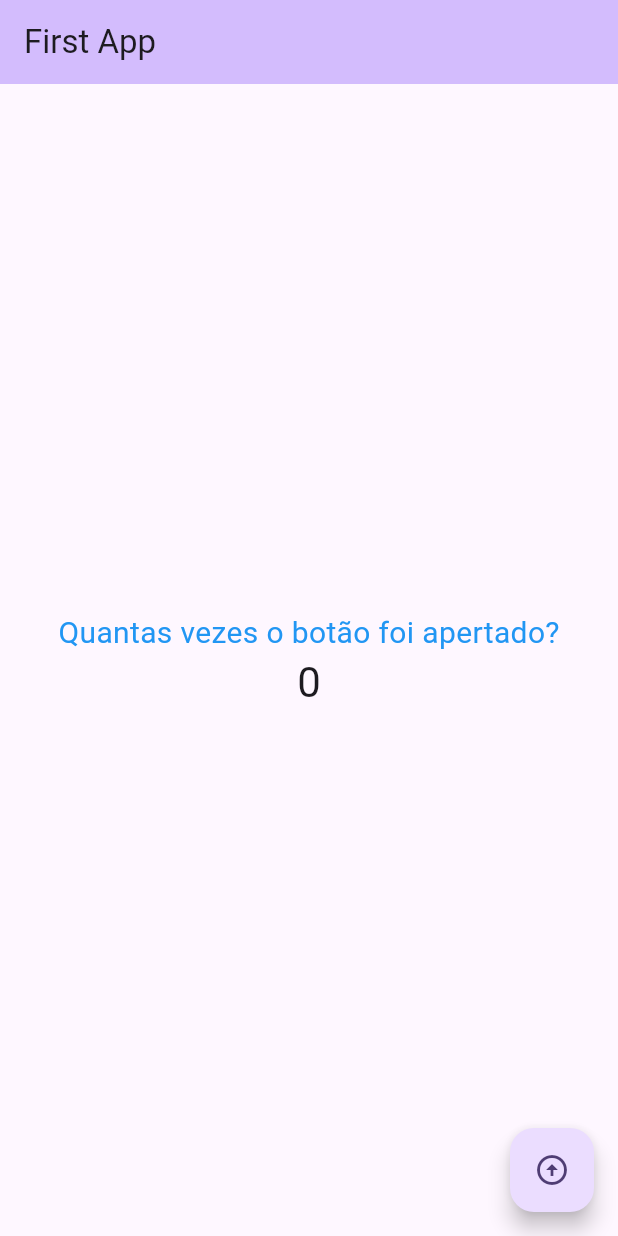
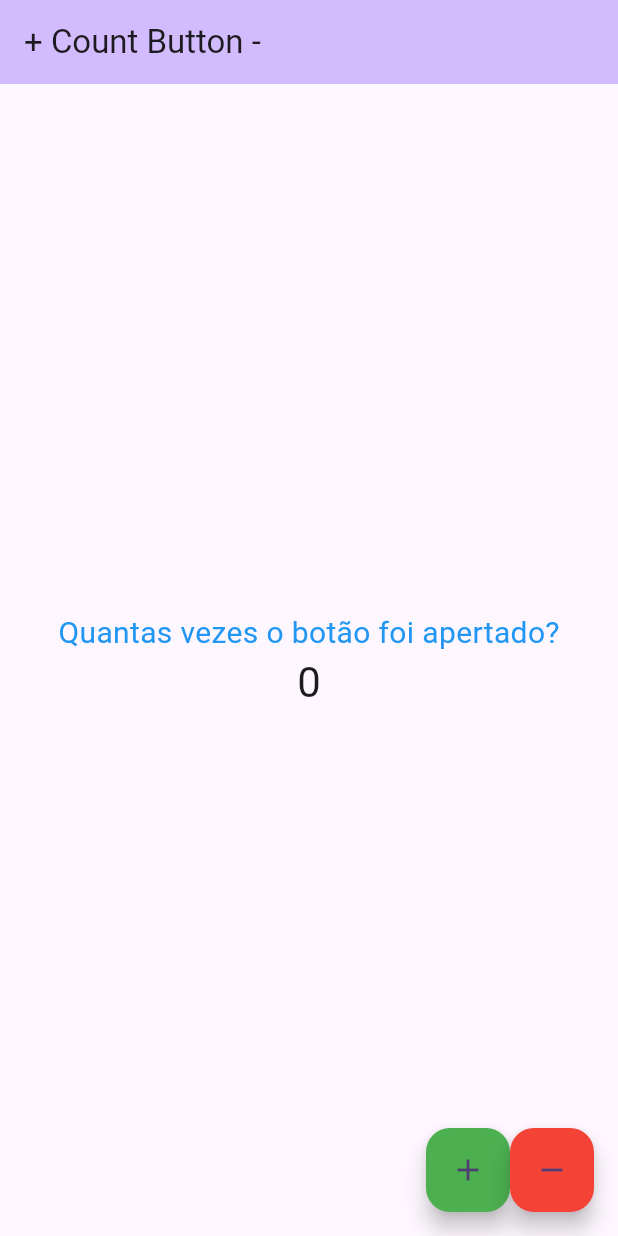
Before and after one commit to rafaelxb/firstapp, a Flutter app: the screen it shows after launch, on a phone screen of 412 x 824 dp. Run offline on Flutter 3.47's test engine with Material 2 defaults, Android fonts, the phone set to English and light mode, and no system bars.

Commit message:
feat: add botão para descontar o contador

```diff
--- a/lib/main.dart
+++ b/lib/main.dart
@@ -31,7 +31,7 @@ class MyApp extends StatelessWidget {
         colorScheme: ColorScheme.fromSeed(seedColor: Colors.deepPurple),
         useMaterial3: true,
       ),
-      home: const MyHomePage(title: 'First App'),
+      home: const MyHomePage(title: '+ Count Button -'),
     );
   }
 }
@@ -65,6 +65,16 @@ class _MyHomePageState extends State<MyHomePage> {
       // _counter without calling setState(), then the build method would not be
       // called again, and so nothing would appear to happen.
       _counter++;
+    });
+  }
+    void _decrementCounter() {
+    setState(() {
+      // This call to setState tells the Flutter framework that something has
+      // changed in this State, which causes it to rerun the build method below
+      // so that the display can reflect the updated values. If we changed
+      // _counter without calling setState(), then the build method would not be
+      // called again, and so nothing would appear to happen.
+      _counter--;
     });
   }
 
@@ -116,11 +126,25 @@ class _MyHomePageState extends State<MyHomePage> {
           ],
         ),
       ),
-      floatingActionButton: FloatingActionButton(
-        onPressed: _incrementCounter,
-        tooltip: 'Increment',
-        child: const Icon(Icons.arrow_circle_up),
-      ), // This trailing comma makes auto-formatting nicer for build methods.
+      floatingActionButton:
+      Row(
+        mainAxisAlignment: MainAxisAlignment.end,
+        children:<Widget>[
+          FloatingActionButton(
+            onPressed: _incrementCounter,
+            tooltip: 'Increment',
+            backgroundColor: Colors.green,
+            child: const Icon(Icons.add_sharp),
+          ),
+          FloatingActionButton(
+            onPressed: _decrementCounter,
+            tooltip: 'Increment',
+            backgroundColor: Colors.red,
+            child: const Icon(Icons.remove_sharp),
+          ),
+        ],
+      ),
+       // This trailing comma makes auto-formatting nicer for build methods.
     );
   }
 }
```
